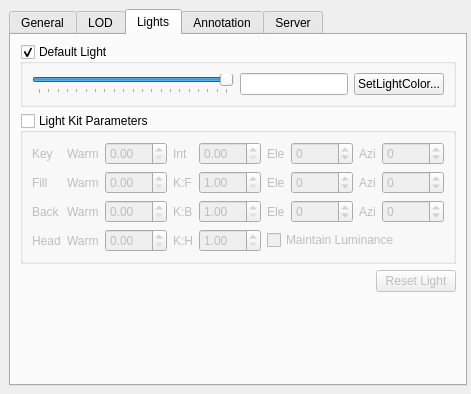
Above: Qt/Components/Resources/UI/pq3DViewPropertiesWidget.ui from wildmichael/ParaView3-enhancements-old before the change. Below: the same form after it.
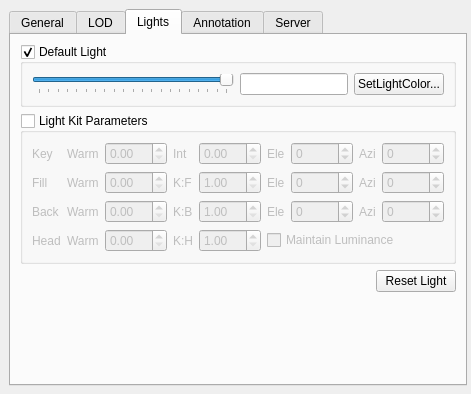
That is the form after the change. The open tabs and pages were chosen to show the change. Custom widgets are drawn as their Qt base class.

Commit message: ENH: enable reset lights button.

```diff
--- a/Qt/Components/Resources/UI/pq3DViewPropertiesWidget.ui
+++ b/Qt/Components/Resources/UI/pq3DViewPropertiesWidget.ui
@@ -1160,9 +1160,6 @@
        </item>
        <item>
         <widget class="QPushButton" name="ResetLight" >
-         <property name="enabled" >
-          <bool>false</bool>
-         </property>
          <property name="text" >
           <string>Reset Light</string>
          </property>
```
